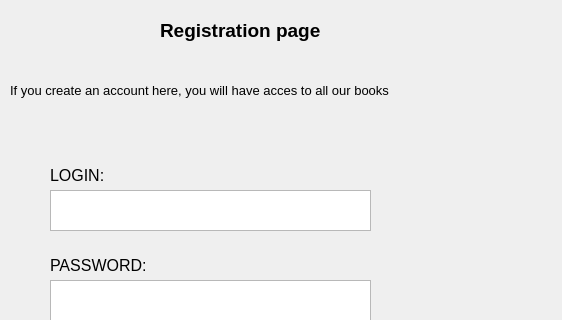
This is projekt/src/registrationwindow.ui in hrutkowski/Internet_Library as Qt 5 draws it before an edit; both pictures show x 0 to 562 and y 0 to 320 of the 562 by 537 pixel window. The edited form follows.
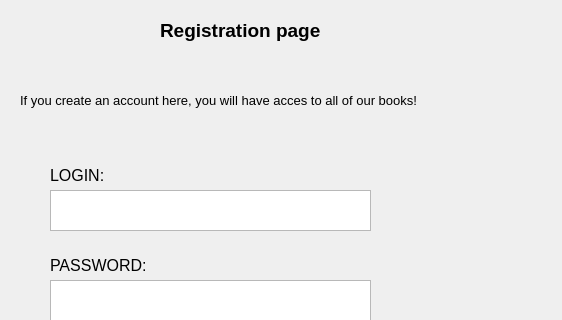
This is the edited form.

Commit message: Registration dialog window is working

The edit to the form file:
```diff
--- a/projekt/src/registrationwindow.ui
+++ b/projekt/src/registrationwindow.ui
@@ -145,8 +145,8 @@
   <widget class="QLabel" name="label_4">
    <property name="geometry">
     <rect>
-     <x>10</x>
-     <y>70</y>
+     <x>20</x>
+     <y>80</y>
      <width>521</width>
      <height>41</height>
     </rect>
@@ -157,7 +157,7 @@
     </font>
    </property>
    <property name="text">
-    <string>If you create an account here, you will have acces to all our books</string>
+    <string>If you create an account here, you will have acces to all of our books!</string>
    </property>
   </widget>
  </widget>
```
The commit also changes 4 other files.
